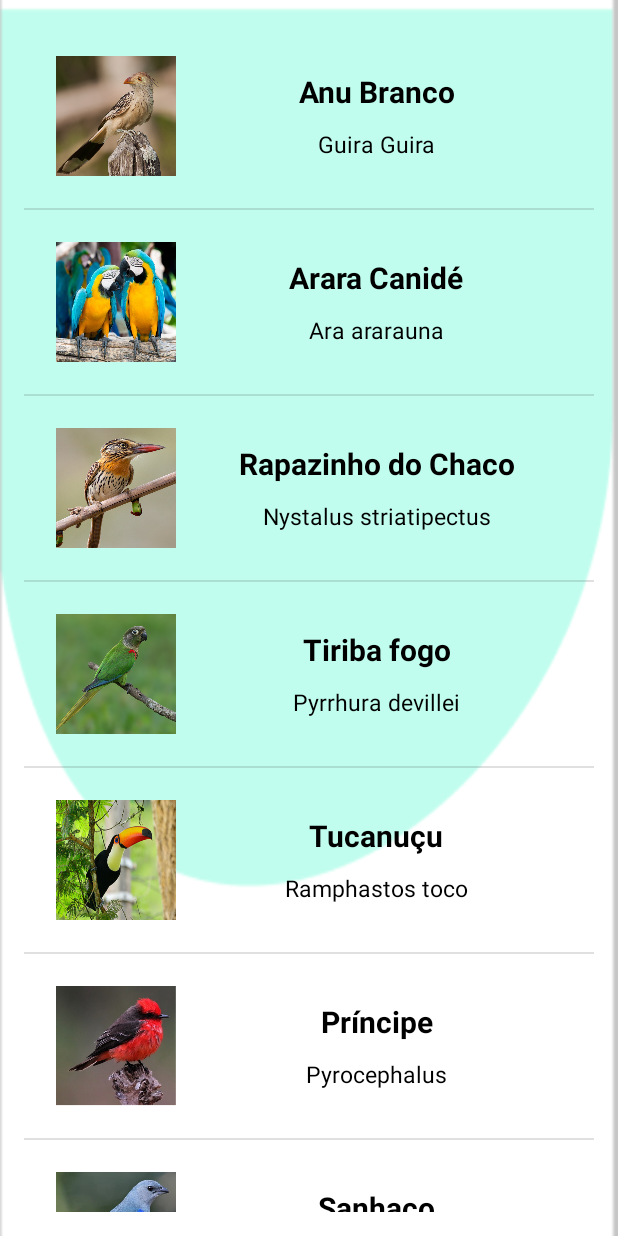
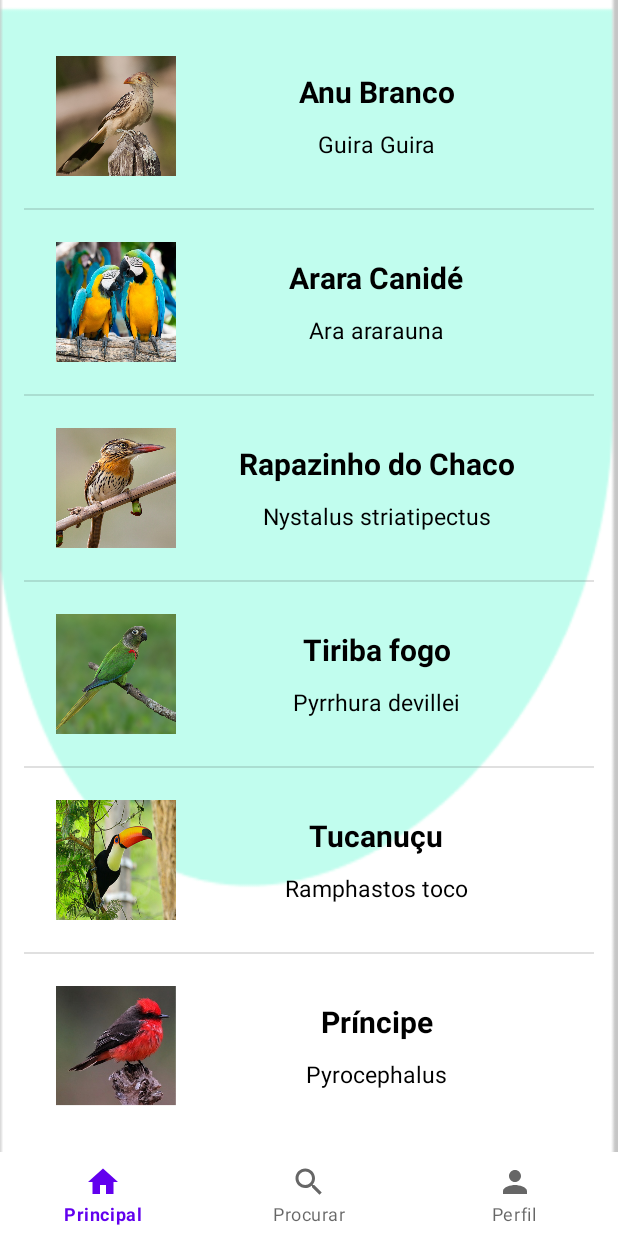
Before and after one commit to lousaneavelar/obervacao-de-aves-app, an Android app: the screen it shows after launch (AvesCatalogadas), on a phone screen of 412 x 824 dp. Run offline under Robolectric (Android 15) with nearby library versions, the phone set to English and light mode, and no system bars.

Commit message:
menu bottom aves catalogadas

```diff
--- a/app/src/main/res/layout/aves_catalogadas.xml
+++ b/app/src/main/res/layout/aves_catalogadas.xml
@@ -1,18 +1,30 @@
 <?xml version="1.0" encoding="utf-8"?>
 
-<LinearLayout
+<RelativeLayout xmlns:app="http://schemas.android.com/apk/res-auto"
     android:layout_width="match_parent"
     android:layout_height="match_parent"
     android:background="@drawable/imgtelas2"
     android:orientation="horizontal"
-    android:padding="16dp"
     xmlns:android="http://schemas.android.com/apk/res/android">
+    <LinearLayout
+        android:layout_width="match_parent"
+        android:layout_height="match_parent"
+        android:padding="16dp"
+        android:layout_above="@id/bottom_nav">
+
+        <ListView
+            android:id="@+id/ivAves"
+            android:layout_width="match_parent"
+            android:layout_height="match_parent" />
 
 
-    <ListView
-        android:id="@+id/ivAves"
+    </LinearLayout>
+    <com.google.android.material.bottomnavigation.BottomNavigationView
+        android:id="@+id/bottom_nav"
         android:layout_width="match_parent"
-        android:layout_height="match_parent" />
+        android:layout_height="wrap_content"
+        app:menu="@menu/menu_bottom"
+        android:layout_alignParentBottom="true"
+        android:background="?android:attr/windowBackground"/>
 
-
-</LinearLayout>
+</RelativeLayout>
--- a/app/src/main/res/layout/aves_catalogadas_expandida.xml
+++ b/app/src/main/res/layout/aves_catalogadas_expandida.xml
@@ -10,7 +10,6 @@
         android:layout_width="match_parent"
         android:layout_height="match_parent"
         android:fillViewport="true"
-        android:background="@drawable/imgtelas2"
         android:layout_above="@id/bottom_nav">
 
         <LinearLayout
```
